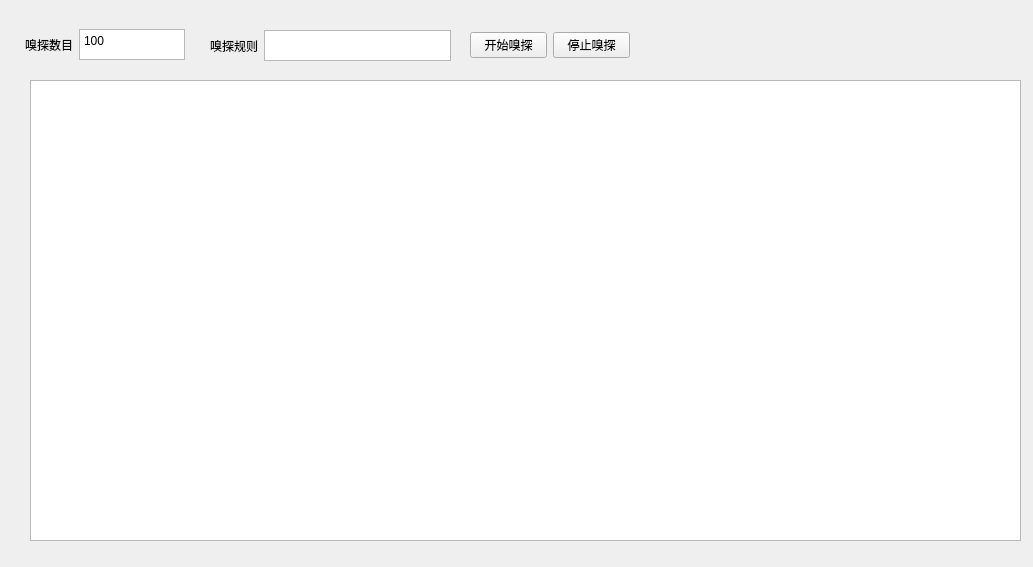
Old version of the form designer/designer.ui in the repository small-han/sniffer.
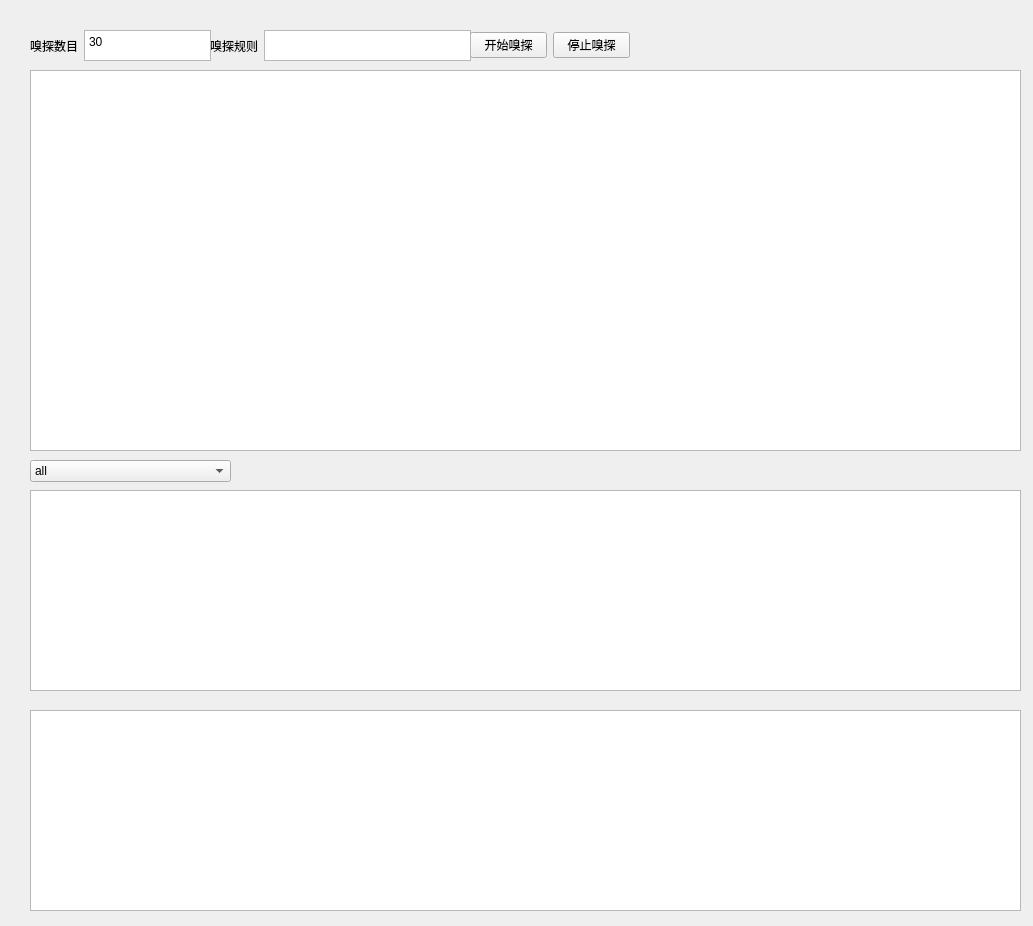
New version of the form.

Commit message: add decode_ether and type.json

```diff
--- a/designer/designer.ui
+++ b/designer/designer.ui
@@ -7,7 +7,7 @@
     <x>0</x>
     <y>0</y>
     <width>1033</width>
-    <height>567</height>
+    <height>926</height>
    </rect>
   </property>
   <property name="windowTitle">
@@ -39,12 +39,44 @@
     </item>
    </layout>
   </widget>
+  <widget class="QListView" name="listView">
+   <property name="geometry">
+    <rect>
+     <x>30</x>
+     <y>70</y>
+     <width>991</width>
+     <height>381</height>
+    </rect>
+   </property>
+  </widget>
+  <widget class="QWidget" name="horizontalLayoutWidget_4">
+   <property name="geometry">
+    <rect>
+     <x>210</x>
+     <y>30</y>
+     <width>261</width>
+     <height>31</height>
+    </rect>
+   </property>
+   <layout class="QHBoxLayout" name="horizontalLayout_4">
+    <item>
+     <widget class="QLabel" name="label_2">
+      <property name="text">
+       <string>嗅探规则</string>
+      </property>
+     </widget>
+    </item>
+    <item>
+     <widget class="QTextEdit" name="filter_text"/>
+    </item>
+   </layout>
+  </widget>
   <widget class="QWidget" name="horizontalLayoutWidget_2">
    <property name="geometry">
     <rect>
-     <x>25</x>
-     <y>29</y>
-     <width>160</width>
+     <x>30</x>
+     <y>30</y>
+     <width>181</width>
      <height>31</height>
     </rect>
    </property>
@@ -63,41 +95,59 @@
 &lt;html&gt;&lt;head&gt;&lt;meta name=&quot;qrichtext&quot; content=&quot;1&quot; /&gt;&lt;style type=&quot;text/css&quot;&gt;
 p, li { white-space: pre-wrap; }
 &lt;/style&gt;&lt;/head&gt;&lt;body style=&quot; font-family:'SimSun'; font-size:9pt; font-weight:400; font-style:normal;&quot;&gt;
-&lt;p style=&quot; margin-top:0px; margin-bottom:0px; margin-left:0px; margin-right:0px; -qt-block-indent:0; text-indent:0px;&quot;&gt;100&lt;/p&gt;&lt;/body&gt;&lt;/html&gt;</string>
+&lt;p style=&quot; margin-top:0px; margin-bottom:0px; margin-left:0px; margin-right:0px; -qt-block-indent:0; text-indent:0px;&quot;&gt;30&lt;/p&gt;&lt;/body&gt;&lt;/html&gt;</string>
       </property>
      </widget>
     </item>
    </layout>
   </widget>
-  <widget class="QWidget" name="horizontalLayoutWidget_3">
+  <widget class="QComboBox" name="comboBox">
    <property name="geometry">
     <rect>
-     <x>210</x>
-     <y>30</y>
-     <width>241</width>
-     <height>31</height>
+     <x>30</x>
+     <y>460</y>
+     <width>201</width>
+     <height>22</height>
     </rect>
    </property>
-   <layout class="QHBoxLayout" name="horizontalLayout_3">
-    <item>
-     <widget class="QLabel" name="label_2">
-      <property name="text">
-       <string>嗅探规则</string>
-      </property>
-     </widget>
-    </item>
-    <item>
-     <widget class="QTextEdit" name="filter_text"/>
-    </item>
-   </layout>
+   <item>
+    <property name="text">
+     <string>all</string>
+    </property>
+   </item>
+   <item>
+    <property name="text">
+     <string>Ether</string>
+    </property>
+   </item>
+   <item>
+    <property name="text">
+     <string>TCP</string>
+    </property>
+   </item>
+   <item>
+    <property name="text">
+     <string>IP</string>
+    </property>
+   </item>
   </widget>
-  <widget class="QListView" name="listView">
+  <widget class="QTextEdit" name="raw_text">
    <property name="geometry">
     <rect>
      <x>30</x>
-     <y>80</y>
+     <y>490</y>
      <width>991</width>
-     <height>461</height>
+     <height>201</height>
+    </rect>
+   </property>
+  </widget>
+  <widget class="QTextEdit" name="decode_text">
+   <property name="geometry">
+    <rect>
+     <x>30</x>
+     <y>710</y>
+     <width>991</width>
+     <height>201</height>
     </rect>
    </property>
   </widget>
```
The commit also changes 4 other files.
